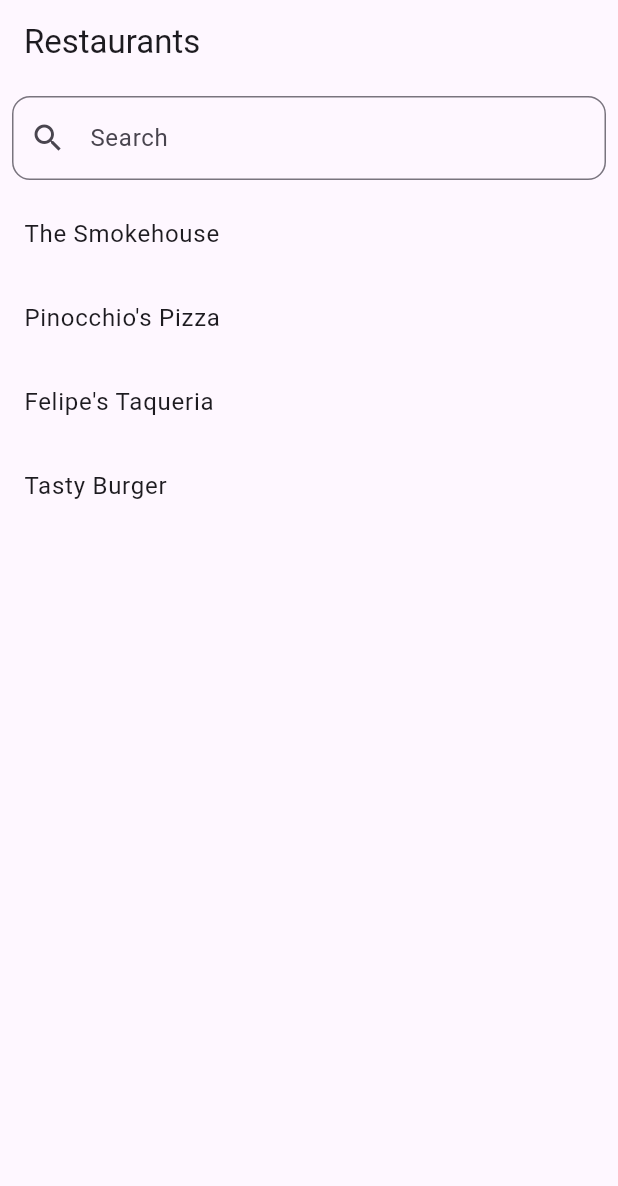
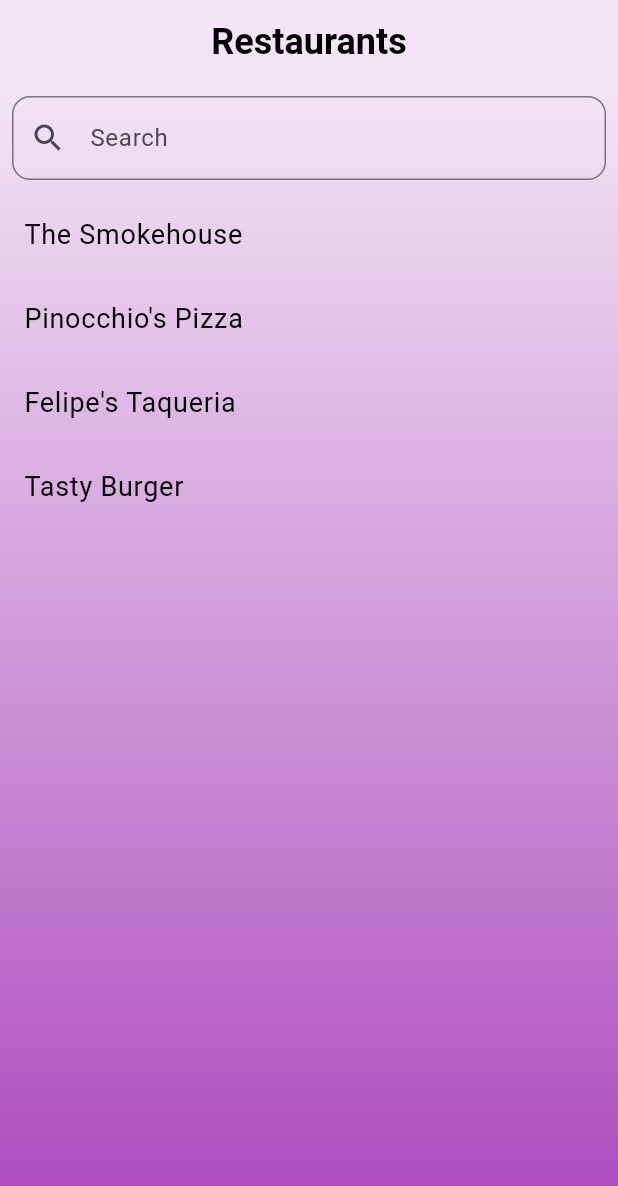
Before and after one commit to simranmerchant/restaurant_search, a Flutter app: the screen it shows after launch, on a phone screen of 412 x 824 dp. Shown: the top 1186 px of the screen. Run offline on Flutter 3.47's test engine with Material 3 defaults, Android fonts, the phone set to English and light mode, and no system bars; our stand-ins replace flutter_riverpod.

Commit message:
Design changes

```diff
--- a/lib/main.dart
+++ b/lib/main.dart
@@ -75,9 +75,27 @@ class _SearchScreenState extends ConsumerState<SearchScreen> {
 
     return Scaffold(
       appBar: AppBar(
+        centerTitle: true,
         title: Text('Restaurants'),
+        titleTextStyle: TextStyle(
+          color: Colors.black,
+          fontSize: 24,
+          fontWeight: FontWeight.bold,
         ),
-      body: Column(
+        backgroundColor: Colors.purple[50],
+      ),
+      body: Container(
+        decoration: BoxDecoration(
+          gradient: LinearGradient(
+            begin: Alignment.topCenter,
+            end: Alignment.bottomCenter,
+            colors: [
+              Colors.purple[50]!,
+              Colors.purple[400]!,
+            ],
+          ),
+        ),
+        child: Column(
           children: [
             Padding(
               padding: const EdgeInsets.all(8.0),
@@ -100,13 +118,20 @@ class _SearchScreenState extends ConsumerState<SearchScreen> {
                       itemCount: names.length,
                       itemBuilder: (context, index) {
                         return ListTile(
-                        title: Text(names[index]),
+                          title: Text(
+                            names[index],
+                            style: TextStyle(
+                              fontSize: 18,
+                              color: Colors.black,
+                            ),
+                          ),
                         );
                       },
                     ),
             ),
           ],
         ),
+      ),
     );
   }
 }
```
Lines whose indentation alone changed are shown as unchanged.
